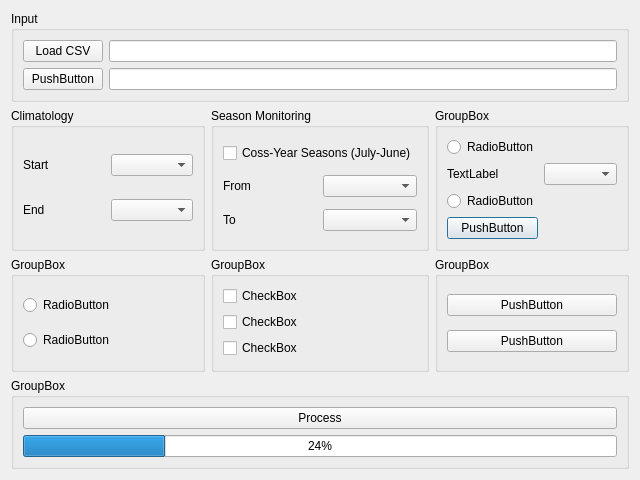
Above: nsmpg_dialog_base.ui from JuanPDiazL/SMPG before the change. Below: the same form after it.
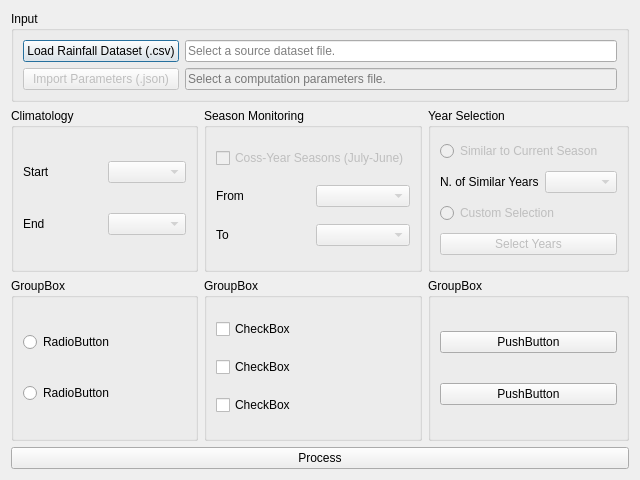
That is the form after the change.

Commit message: added support for selected years and cross years. code improvements. fixed some incorrect values.

```diff
--- a/nsmpg_dialog_base.ui
+++ b/nsmpg_dialog_base.ui
@@ -14,40 +14,128 @@
    <string>New SMPG</string>
   </property>
   <layout class="QGridLayout" name="gridLayout">
+   <item row="2" column="0">
+    <widget class="QGroupBox" name="groupBox_2">
+     <property name="title">
+      <string>GroupBox</string>
+     </property>
+     <layout class="QGridLayout" name="gridLayout_9">
+      <item row="0" column="0">
+       <widget class="QRadioButton" name="radioButton_3">
+        <property name="text">
+         <string>RadioButton</string>
+        </property>
+       </widget>
+      </item>
+      <item row="1" column="0">
+       <widget class="QRadioButton" name="radioButton_4">
+        <property name="text">
+         <string>RadioButton</string>
+        </property>
+       </widget>
+      </item>
+     </layout>
+    </widget>
+   </item>
+   <item row="0" column="0" colspan="3">
+    <widget class="QGroupBox" name="inputGroup">
+     <property name="sizePolicy">
+      <sizepolicy hsizetype="Preferred" vsizetype="Maximum">
+       <horstretch>0</horstretch>
+       <verstretch>0</verstretch>
+      </sizepolicy>
+     </property>
+     <property name="title">
+      <string>Input</string>
+     </property>
+     <layout class="QGridLayout" name="gridLayout_2">
+      <item row="0" column="0">
+       <widget class="QPushButton" name="loadFileButton">
+        <property name="text">
+         <string>Load Rainfall Dataset (.csv)</string>
+        </property>
+       </widget>
+      </item>
+      <item row="1" column="0">
+       <widget class="QPushButton" name="importParametersButton">
+        <property name="enabled">
+         <bool>false</bool>
+        </property>
+        <property name="text">
+         <string>Import Parameters (.json)</string>
+        </property>
+       </widget>
+      </item>
+      <item row="1" column="1">
+       <widget class="QLineEdit" name="importParametersLineEdit">
+        <property name="enabled">
+         <bool>false</bool>
+        </property>
+        <property name="placeholderText">
+         <string>Select a computation parameters file.</string>
+        </property>
+       </widget>
+      </item>
+      <item row="0" column="1">
+       <widget class="QLineEdit" name="datasetInputLineEdit">
+        <property name="placeholderText">
+         <string>Select a source dataset file.</string>
+        </property>
+       </widget>
+      </item>
+     </layout>
+    </widget>
+   </item>
    <item row="1" column="2">
-    <widget class="QGroupBox" name="groupBox">
+    <widget class="QGroupBox" name="yearSelectionGroup">
+     <property name="enabled">
+      <bool>true</bool>
+     </property>
      <property name="title">
-      <string>GroupBox</string>
+      <string>Year Selection</string>
      </property>
      <layout class="QGridLayout" name="gridLayout_8">
       <item row="1" column="0">
        <widget class="QLabel" name="label">
         <property name="text">
-         <string>TextLabel</string>
+         <string>N. of Similar Years</string>
         </property>
        </widget>
       </item>
       <item row="1" column="1">
-       <widget class="QComboBox" name="comboBox"/>
+       <widget class="QComboBox" name="similarYearsComboBox">
+        <property name="enabled">
+         <bool>false</bool>
+        </property>
+       </widget>
       </item>
-      <item row="2" column="0">
-       <widget class="QRadioButton" name="radioButton_2">
+      <item row="0" column="0" colspan="2">
+       <widget class="QRadioButton" name="similarYearsRadioButton">
+        <property name="enabled">
+         <bool>false</bool>
+        </property>
         <property name="text">
-         <string>RadioButton</string>
+         <string>Similar to Current Season</string>
         </property>
        </widget>
       </item>
-      <item row="0" column="0">
-       <widget class="QRadioButton" name="radioButton">
+      <item row="2" column="0" colspan="2">
+       <widget class="QRadioButton" name="customYearsRadioButton">
+        <property name="enabled">
+         <bool>false</bool>
+        </property>
         <property name="text">
-         <string>RadioButton</string>
+         <string>Custom Selection</string>
         </property>
        </widget>
       </item>
-      <item row="3" column="0">
-       <widget class="QPushButton" name="pushButton">
+      <item row="3" column="0" colspan="2">
+       <widget class="QPushButton" name="selectYearsButton">
+        <property name="enabled">
+         <bool>false</bool>
+        </property>
         <property name="text">
-         <string>PushButton</string>
+         <string>Select Years</string>
         </property>
        </widget>
       </item>
@@ -77,46 +165,28 @@
      </layout>
     </widget>
    </item>
-   <item row="1" column="0">
-    <widget class="QGroupBox" name="climbox">
-     <property name="title">
-      <string>Climatology</string>
-     </property>
-     <layout class="QGridLayout" name="gridLayout_3">
-      <item row="1" column="0">
-       <widget class="QLabel" name="climendlabel">
-        <property name="text">
-         <string>End</string>
-        </property>
-       </widget>
-      </item>
-      <item row="0" column="2">
-       <widget class="QComboBox" name="climatologyStartComboBox"/>
-      </item>
-      <item row="1" column="2">
-       <widget class="QComboBox" name="climatologyEndComboBox"/>
-      </item>
-      <item row="0" column="0">
-       <widget class="QLabel" name="climstartlabel">
-        <property name="text">
-         <string>Start</string>
-        </property>
-       </widget>
-      </item>
-     </layout>
-    </widget>
-   </item>
    <item row="1" column="1">
-    <widget class="QGroupBox" name="gridGroupBox">
+    <widget class="QGroupBox" name="monitoringGroup">
+     <property name="enabled">
+      <bool>true</bool>
+     </property>
      <property name="title">
       <string>Season Monitoring</string>
      </property>
      <layout class="QGridLayout" name="gridLayout_5">
       <item row="2" column="1">
-       <widget class="QComboBox" name="seasonEndComboBox"/>
+       <widget class="QComboBox" name="seasonEndComboBox">
+        <property name="enabled">
+         <bool>false</bool>
+        </property>
+       </widget>
       </item>
       <item row="1" column="1">
-       <widget class="QComboBox" name="seasonStartComboBox"/>
+       <widget class="QComboBox" name="seasonStartComboBox">
+        <property name="enabled">
+         <bool>false</bool>
+        </property>
+       </widget>
       </item>
       <item row="1" column="0">
        <widget class="QLabel" name="sestartlabel">
@@ -134,6 +204,9 @@
       </item>
       <item row="0" column="0" colspan="2">
        <widget class="QCheckBox" name="crossYearsCheckBox">
+        <property name="enabled">
+         <bool>false</bool>
+        </property>
         <property name="text">
          <string>Coss-Year Seasons (July-June)</string>
         </property>
@@ -142,6 +215,49 @@
      </layout>
     </widget>
    </item>
+   <item row="1" column="0">
+    <widget class="QGroupBox" name="climatologyGroup">
+     <property name="enabled">
+      <bool>true</bool>
+     </property>
+     <property name="title">
+      <string>Climatology</string>
+     </property>
+     <layout class="QGridLayout" name="gridLayout_3">
+      <item row="1" column="0">
+       <widget class="QLabel" name="climendlabel">
+        <property name="text">
+         <string>End</string>
+        </property>
+       </widget>
+      </item>
+      <item row="0" column="2">
+       <widget class="QComboBox" name="climatologyStartComboBox">
+        <property name="enabled">
+         <bool>false</bool>
+        </property>
+       </widget>
+      </item>
+      <item row="1" column="2">
+       <widget class="QComboBox" name="climatologyEndComboBox">
+        <property name="enabled">
+         <bool>false</bool>
+        </property>
+       </widget>
+      </item>
+      <item row="0" column="0">
+       <widget class="QLabel" name="climstartlabel">
+        <property name="enabled">
+         <bool>true</bool>
+        </property>
+        <property name="text">
+         <string>Start</string>
+        </property>
+       </widget>
+      </item>
+     </layout>
+    </widget>
+   </item>
    <item row="2" column="1">
     <widget class="QGroupBox" name="groupBox_3">
      <property name="title">
@@ -172,100 +288,11 @@
      </layout>
     </widget>
    </item>
-   <item row="2" column="0">
-    <widget class="QGroupBox" name="groupBox_2">
-     <property name="title">
-      <string>GroupBox</string>
-     </property>
-     <layout class="QGridLayout" name="gridLayout_9">
-      <item row="0" column="0">
-       <widget class="QRadioButton" name="radioButton_3">
-        <property name="text">
-         <string>RadioButton</string>
-        </property>
-       </widget>
-      </item>
-      <item row="1" column="0">
-       <widget class="QRadioButton" name="radioButton_4">
-        <property name="text">
-         <string>RadioButton</string>
-        </property>
-       </widget>
-      </item>
-     </layout>
-    </widget>
-   </item>
-   <item row="0" column="0" colspan="3">
-    <widget class="QGroupBox" name="groupBox_7">
-     <property name="sizePolicy">
-      <sizepolicy hsizetype="Preferred" vsizetype="Maximum">
-       <horstretch>0</horstretch>
-       <verstretch>0</verstretch>
-      </sizepolicy>
-     </property>
-     <property name="title">
-      <string>Input</string>
-     </property>
-     <layout class="QGridLayout" name="gridLayout_2">
-      <item row="0" column="0">
-       <widget class="QPushButton" name="loadFileButton">
-        <property name="text">
-         <string>Load CSV</string>
-        </property>
-       </widget>
-      </item>
-      <item row="1" column="0">
-       <widget class="QPushButton" name="pushButton_4">
-        <property name="text">
-         <string>PushButton</string>
-        </property>
-       </widget>
-      </item>
-      <item row="1" column="1">
-       <widget class="QLineEdit" name="lineEdit_2"/>
-      </item>
-      <item row="0" column="1">
-       <widget class="QLineEdit" name="datasetInputLineEdit"/>
-      </item>
-     </layout>
-    </widget>
-   </item>
    <item row="3" column="0" colspan="3">
-    <widget class="QGroupBox" name="groupBox_5">
-     <property name="sizePolicy">
-      <sizepolicy hsizetype="Preferred" vsizetype="Maximum">
-       <horstretch>0</horstretch>
-       <verstretch>0</verstretch>
-      </sizepolicy>
+    <widget class="QPushButton" name="processButton">
+     <property name="text">
+      <string>Process</string>
      </property>
-     <property name="title">
-      <string>GroupBox</string>
-     </property>
-     <layout class="QGridLayout" name="gridLayout_4">
-      <item row="0" column="0">
-       <widget class="QPushButton" name="processButton">
-        <property name="text">
-         <string>Process</string>
-        </property>
-       </widget>
-      </item>
-      <item row="1" column="0">
-       <widget class="QProgressBar" name="progressBar">
-        <property name="value">
-         <number>24</number>
-        </property>
-        <property name="alignment">
-         <set>Qt::AlignCenter</set>
-        </property>
-        <property name="textVisible">
-         <bool>true</bool>
-        </property>
-        <property name="invertedAppearance">
-         <bool>false</bool>
-        </property>
-       </widget>
-      </item>
-     </layout>
     </widget>
    </item>
   </layout>
```
Left out of the diff: 2 changed lines with no effect on the pictures. The commit also changes 9 other files.
